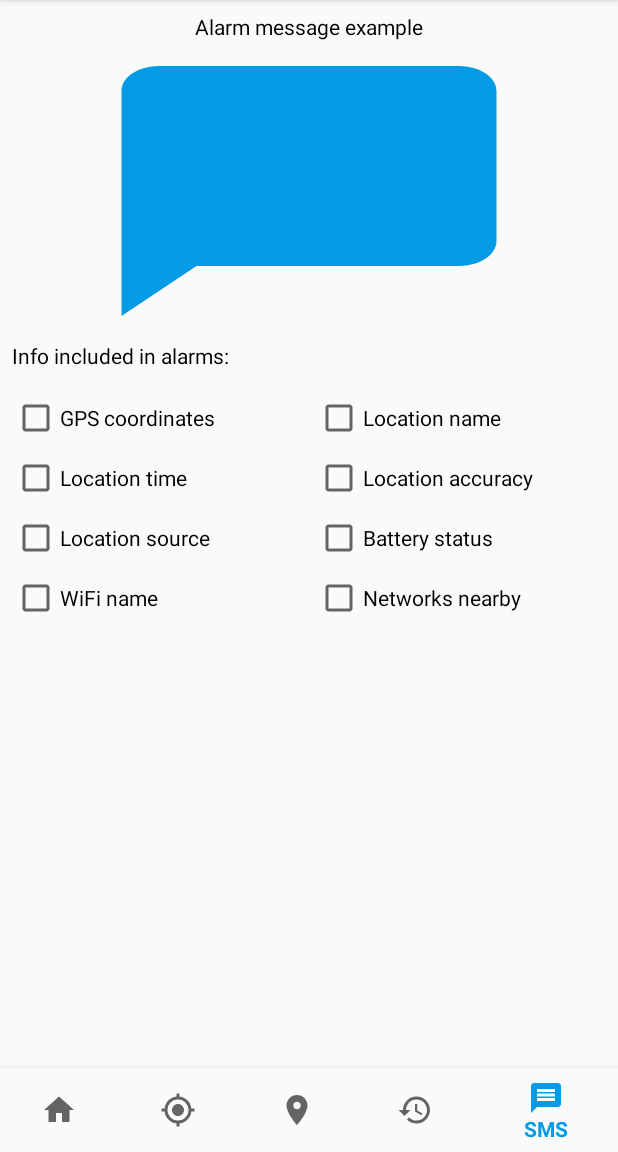
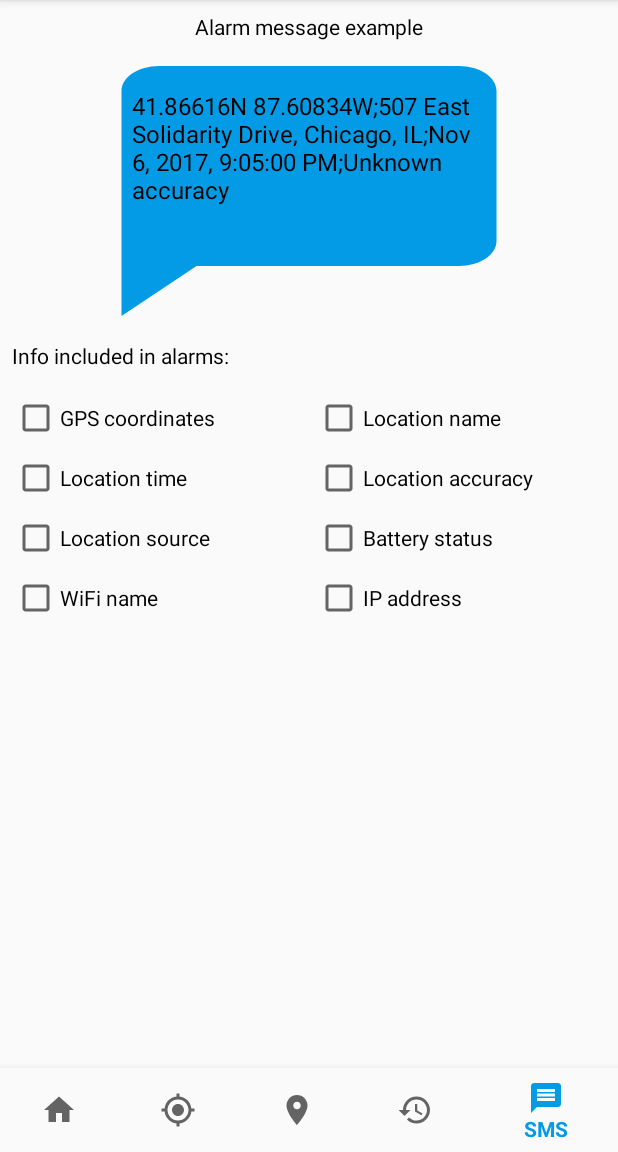
Before and after one commit to johnondrej/location-tracker, an Android app: the screen it shows after launch (MainActivity), item 5 of the bottom bar chosen, on a phone screen of 412 x 824 dp, the part 84-1236 px from its top. Run offline under Robolectric (Android 15) with nearby library versions, the phone set to English and light mode, and no system bars; our stand-ins replace Dagger/Hilt's generated code, RxJava; 1 statement that could not run was skipped.

Commit message:
Load SMS example text, remove WiFi nearby option

```diff
--- a/app/src/main/java/cz/ojohn/locationtracker/data/UserPreferences.kt
+++ b/app/src/main/java/cz/ojohn/locationtracker/data/UserPreferences.kt
@@ -38,7 +38,7 @@ class UserPreferences(private val sharedPreferences: SharedPreferences) {
         const val KEY_SMS_LOC_SOURCE = "sms_location_src"
         const val KEY_SMS_BATTERY = "sms_battery"
         const val KEY_SMS_WIFI = "sms_wifi"
-        const val KEY_SMS_WIFI_NEARBY = "sms_wifi_nearby"
+        const val KEY_SMS_IP = "sms_ip"
     }
 
     fun getTrackingFrequency(): TrackingFrequency {
@@ -89,7 +89,7 @@ class UserPreferences(private val sharedPreferences: SharedPreferences) {
                 getBoolean(KEY_SMS_LOC_SOURCE, false),
                 getBoolean(KEY_SMS_BATTERY, false),
                 getBoolean(KEY_SMS_WIFI, false),
-                getBoolean(KEY_SMS_WIFI_NEARBY, false))
+                getBoolean(KEY_SMS_IP, false))
     }
 
     fun setSmsSettings(smsSettings: SmsController.Settings) {
@@ -101,7 +101,7 @@ class UserPreferences(private val sharedPreferences: SharedPreferences) {
                 .putBoolean(KEY_SMS_LOC_SOURCE, smsSettings.sendLocationSource)
                 .putBoolean(KEY_SMS_BATTERY, smsSettings.sendBattery)
                 .putBoolean(KEY_SMS_WIFI, smsSettings.sendWiFi)
-                .putBoolean(KEY_SMS_WIFI_NEARBY, smsSettings.sendWiFiNearby)
+                .putBoolean(KEY_SMS_IP, smsSettings.sendIpAddress)
                 .apply()
     }
 
--- a/app/src/main/java/cz/ojohn/locationtracker/di/AppComponent.kt
+++ b/app/src/main/java/cz/ojohn/locationtracker/di/AppComponent.kt
@@ -4,6 +4,7 @@ import android.content.Context
 import cz.ojohn.locationtracker.App
 import cz.ojohn.locationtracker.location.FetchLocationService
 import cz.ojohn.locationtracker.location.TrackingService
+import cz.ojohn.locationtracker.screen.sms.SmsFragment
 import cz.ojohn.locationtracker.screen.tracking.TrackingFragment
 import cz.ojohn.locationtracker.sms.SmsReceiver
 import cz.ojohn.locationtracker.util.BootReceiver
@@ -21,7 +22,10 @@ interface AppComponent {
     fun inject(app: App)
     fun inject(bootReceiver: BootReceiver)
     fun inject(smsReceiver: SmsReceiver)
+
     fun inject(trackingFragment: TrackingFragment)
+    fun inject(smsFragment: SmsFragment)
+
     fun inject(trackingService: TrackingService)
     fun inject(fetchLocationService: FetchLocationService)
 
--- a/app/src/main/java/cz/ojohn/locationtracker/di/ViewModelsModule.kt
+++ b/app/src/main/java/cz/ojohn/locationtracker/di/ViewModelsModule.kt
@@ -2,6 +2,7 @@ package cz.ojohn.locationtracker.di
 
 import android.arch.lifecycle.ViewModel
 import android.arch.lifecycle.ViewModelProvider
+import cz.ojohn.locationtracker.screen.sms.SmsViewModel
 import cz.ojohn.locationtracker.screen.tracking.TrackingViewModel
 import cz.ojohn.locationtracker.viewmodel.ViewModelFactory
 import dagger.Binds
@@ -20,5 +21,10 @@ abstract class ViewModelsModule {
     abstract fun bindTrackingViewModel(viewModel: TrackingViewModel): ViewModel
 
     @Binds
+    @IntoMap
+    @ViewModelKey(SmsViewModel::class)
+    abstract fun bindSmsViewModel(viewModel: SmsViewModel): ViewModel
+
+    @Binds
     abstract fun bindViewModelFactory(viewModelFactory: ViewModelFactory): ViewModelProvider.Factory
 }
--- a/app/src/main/java/cz/ojohn/locationtracker/location/FetchLocationService.kt
+++ b/app/src/main/java/cz/ojohn/locationtracker/location/FetchLocationService.kt
@@ -128,7 +128,7 @@ class FetchLocationService : Service() {
         val locationName = if (smsSettings.sendLocationName) getLocationName(locationEntry) else null
         val batteryStatus = if (smsSettings.sendBattery) applicationContext.getBatteryPercentage() else null
         val wifiName = if (smsSettings.sendWiFi) getWifiName() else null
-        val wifiNearby = if (smsSettings.sendWiFiNearby) getWifiNearby() else null
+        val ipAddr = if (smsSettings.sendIpAddress) getIpAddress() else null
 
         return LocationTracker.LocationResponse(
                 locationEntry,
@@ -136,7 +136,7 @@ class FetchLocationService : Service() {
                 locationEntry.source,
                 batteryStatus,
                 wifiName,
-                wifiNearby
+                ipAddr
         )
     }
 
@@ -179,7 +179,7 @@ class FetchLocationService : Service() {
         return applicationContext.wifiManager.connectionInfo.ssid
     }
 
-    private fun getWifiNearby(): Array<String>? {
+    private fun getIpAddress(): String? {
         // TODO
         return null
     }
--- a/app/src/main/java/cz/ojohn/locationtracker/location/LocationTracker.kt
+++ b/app/src/main/java/cz/ojohn/locationtracker/location/LocationTracker.kt
@@ -166,7 +166,7 @@ class LocationTracker(private val appContext: Context,
                                 val locationSource: String? = null,
                                 val batteryStatus: Int? = null,
                                 val wifiName: String? = null,
-                                val wifiNearby: Array<String>? = null)
+                                val ipAddr: String? = null)
 
     data class Settings(val latitude: Double,
                         val longitude: Double,
--- a/app/src/main/java/cz/ojohn/locationtracker/screen/sms/SmsFragment.kt
+++ b/app/src/main/java/cz/ojohn/locationtracker/screen/sms/SmsFragment.kt
@@ -1,11 +1,17 @@
 package cz.ojohn.locationtracker.screen.sms
 
+import android.arch.lifecycle.ViewModelProviders
 import android.os.Bundle
 import android.support.v4.app.Fragment
 import android.view.LayoutInflater
 import android.view.View
 import android.view.ViewGroup
+import cz.ojohn.locationtracker.App
 import cz.ojohn.locationtracker.R
+import cz.ojohn.locationtracker.viewmodel.ViewModelFactory
+import io.reactivex.disposables.CompositeDisposable
+import kotlinx.android.synthetic.main.fragment_sms.*
+import javax.inject.Inject
 
 /**
  * SMS configuration screen fragment
@@ -16,8 +22,28 @@ class SmsFragment : Fragment() {
         fun newInstance(): SmsFragment = SmsFragment()
     }
 
+    @Inject
+    lateinit var viewModelFactory: ViewModelFactory
+
+    private lateinit var viewModel: SmsViewModel
+    private lateinit var disposables: CompositeDisposable
+
     override fun onCreateView(inflater: LayoutInflater, container: ViewGroup?, savedInstanceState: Bundle?): View? {
         super.onCreateView(inflater, container, savedInstanceState)
+        App.instance.appComponent.inject(this)
+        viewModel = ViewModelProviders.of(this, viewModelFactory).get(SmsViewModel::class.java)
+        disposables = CompositeDisposable()
         return inflater.inflate(R.layout.fragment_sms, container, false)
     }
+
+    override fun onResume() {
+        super.onResume()
+        disposables.add(viewModel.observeExampleMessage()
+                .subscribe { txtExample.text = it })
+    }
+
+    override fun onPause() {
+        super.onPause()
+        disposables.clear()
+    }
 }
--- /dev/null
+++ b/app/src/main/java/cz/ojohn/locationtracker/screen/sms/SmsViewModel.kt
@@ -0,0 +1,52 @@
+package cz.ojohn.locationtracker.screen.sms
+
+import android.annotation.SuppressLint
+import android.arch.lifecycle.ViewModel
+import android.content.Context
+import cz.ojohn.locationtracker.R
+import cz.ojohn.locationtracker.data.LocationEntry
+import cz.ojohn.locationtracker.location.LocationTracker
+import cz.ojohn.locationtracker.sms.SmsController
+import io.reactivex.Observable
+import io.reactivex.subjects.BehaviorSubject
+import javax.inject.Inject
+
+/**
+ * ViewModel for SMS configuration screen
+ */
+@SuppressLint("StaticFieldLeak")
+class SmsViewModel @Inject constructor(private val appContext: Context,
+                                       private val smsController: SmsController) : ViewModel() {
+
+    companion object {
+        const val EXAMPLE_TIME = 1510002300000
+        const val EXAMPLE_SOURCE = "GPS"
+        const val EXAMPLE_WIFI = "TurboWiFi"
+    }
+
+    private val exampleSmsSubject: BehaviorSubject<String> = BehaviorSubject.createDefault(getExampleMessageText())
+
+    override fun onCleared() {
+        super.onCleared()
+    }
+
+    fun onMessageSettingsChanged() {
+        exampleSmsSubject.onNext(getExampleMessageText())
+    }
+
+    private fun getExampleMessageText(): String {
+        val locationResponse = LocationTracker.LocationResponse(
+                LocationEntry(appContext.getString(R.string.sms_example_lat).toDouble(),
+                        appContext.getString(R.string.sms_example_lon).toDouble(), null, null,
+                        EXAMPLE_TIME),
+                appContext.getString(R.string.sms_example_location_name),
+                EXAMPLE_SOURCE,
+                85,
+                EXAMPLE_WIFI,
+                appContext.getString(R.string.sms_example_ip)
+        )
+        return smsController.formatLocationInfoSms(locationResponse)
+    }
+
+    fun observeExampleMessage(): Observable<String> = exampleSmsSubject
+}
--- a/app/src/main/java/cz/ojohn/locationtracker/sms/SmsController.kt
+++ b/app/src/main/java/cz/ojohn/locationtracker/sms/SmsController.kt
@@ -1,6 +1,7 @@
 package cz.ojohn.locationtracker.sms
 
 import android.content.Context
+import android.location.Location
 import android.telephony.SmsManager
 import cz.ojohn.locationtracker.R
 import cz.ojohn.locationtracker.data.UserPreferences
@@ -19,9 +20,7 @@ class SmsController(private val appContext: Context,
         const val SMS_KEYWORD_LOCATION = "LOCATION"
 
         const val SMS_DATA_DELIMITER = ';'
-        const val SMS_WIFI_DELIMITER = ","
 
-        const val FORMAT_GPS = "%.4f N %.4f E"
         const val FORMAT_ACCURACY = "%.1f m"
         const val FORMAT_BATTERY = "%d %"
     }
@@ -74,12 +73,12 @@ class SmsController(private val appContext: Context,
         }
     }
 
-    private fun formatLocationInfoSms(locationResponse: LocationTracker.LocationResponse): String {
+    fun formatLocationInfoSms(locationResponse: LocationTracker.LocationResponse): String {
         val location = locationResponse.locationEntry
         val settings = smsSettings
         val stringBuilder = StringBuilder()
         if (settings.sendGps) {
-            stringBuilder.append(FORMAT_GPS.format(location.lat, location.lon))
+            stringBuilder.append(formatCoordinates(location.lat, location.lon))
         }
         if (settings.sendLocationName) {
             val locationName = locationResponse.locationName
@@ -113,24 +112,25 @@ class SmsController(private val appContext: Context,
                     ?: appContext.getString(R.string.sms_response_wifi_unknown)
             stringBuilder.append(SMS_DATA_DELIMITER).append(wifi)
         }
-        if (settings.sendWiFiNearby) {
+        if (settings.sendIpAddress) {
             stringBuilder.append(SMS_DATA_DELIMITER)
-            if (locationResponse.wifiNearby != null) {
-                if (locationResponse.wifiNearby.isNotEmpty()) {
-                    for (i in 0..locationResponse.wifiNearby.size) {
-                        stringBuilder.append(locationResponse.wifiNearby[i])
-                        if (i != locationResponse.wifiNearby.size - 1) {
-                            stringBuilder.append(SMS_WIFI_DELIMITER)
-                        }
-                    }
-                } else {
-                    stringBuilder.append(appContext.getString(R.string.sms_response_wifi_no_nearby))
-                }
-            } else {
-                stringBuilder.append(appContext.getString(R.string.sms_response_wifi_nearby_unknown))
-            }
+            val ip = locationResponse.ipAddr
+                    ?: appContext.getString(R.string.sms_response_ip_unknown)
+            stringBuilder.append(SMS_DATA_DELIMITER).append(ip)
         }
         return stringBuilder.toString()
+    }
+
+    private fun formatCoordinates(latitude: Double, longitude: Double): String {
+        val strLatitude = Location.convert(Math.abs(latitude), Location.FORMAT_DEGREES)
+        val strLongitude = Location.convert(Math.abs(longitude), Location.FORMAT_DEGREES)
+        val latDescription = if (latitude >= 0) appContext.getString(R.string.sms_response_latitude_north)
+        else appContext.getString(R.string.sms_response_latitude_south)
+        val lonDescription = if (longitude >= 0) appContext.getString(R.string.sms_response_longitude_east)
+        else appContext.getString(R.string.sms_response_longitude_west)
+
+        return appContext.getString(R.string.sms_response_gps_format,
+                strLatitude, latDescription, strLongitude, lonDescription)
     }
 
     private fun sendSms(phone: String, text: String) {
@@ -149,7 +149,7 @@ class SmsController(private val appContext: Context,
                         val sendLocationSource: Boolean,
                         val sendBattery: Boolean,
                         val sendWiFi: Boolean,
-                        val sendWiFiNearby: Boolean)
+                        val sendIpAddress: Boolean)
 
     sealed class SmsAction {
         class None : SmsAction()
--- a/app/src/main/res/layout/fragment_sms.xml
+++ b/app/src/main/res/layout/fragment_sms.xml
@@ -134,7 +134,7 @@
             android:id="@+id/checkWifiNearby"
             android:layout_width="0dp"
             android:layout_height="wrap_content"
-            android:text="@string/sms_config_wifi_nearby"
+            android:text="@string/sms_config_ip"
             app:layout_constraintBottom_toBottomOf="@id/checkWifi"
             app:layout_constraintLeft_toRightOf="@id/checkWifi"
             app:layout_constraintRight_toRightOf="parent" />
--- a/app/src/main/res/values/strings.xml
+++ b/app/src/main/res/values/strings.xml
@@ -74,9 +74,13 @@
     <string name="sms_config_time">Location time</string>
     <string name="sms_config_source">Location source</string>
     <string name="sms_config_wifi">WiFi name</string>
-    <string name="sms_config_wifi_nearby">Networks nearby</string>
+    <string name="sms_config_ip">IP address</string>
     <string name="sms_config_loc_name">Location name</string>
     <string name="sms_config_battery">Battery status</string>
+    <string name="sms_example_lat">41.866156</string>
+    <string name="sms_example_lon">-87.608343</string>
+    <string name="sms_example_location_name">507 East Solidarity Drive, Chicago, IL</string>
+    <string name="sms_example_ip">172.217.23.238</string>
 
     <!-- Notifications -->
     <string name="channel_tracking_name">Location tracking</string>
@@ -91,11 +95,15 @@
     <string name="sms_response_accuracy_unknown">Unknown accuracy</string>
     <string name="sms_response_src_unknown">Unknown location source</string>
     <string name="sms_response_battery_unknown">Unknown battery level</string>
+    <string name="sms_response_gps_format">%1$s%2$s %3$s%4$s</string>
+    <string name="sms_response_latitude_north">N</string>
+    <string name="sms_response_latitude_south">S</string>
+    <string name="sms_response_longitude_east">E</string>
+    <string name="sms_response_longitude_west">W</string>
     <string name="sms_response_wifi_unknown">Unknown WiFi</string>
     <string name="sms_response_wifi_off">WiFi off</string>
     <string name="sms_response_wifi_disconnected">WiFi disconnected</string>
-    <string name="sms_response_wifi_nearby_unknown">Unknown WiFi nearby</string>
-    <string name="sms_response_wifi_no_nearby">No nearby WiFi networks</string>
+    <string name="sms_response_ip_unknown">Unknown IP address</string>
     <string name="sms_response_error_no_location">Unable to find device location</string>
     <string name="sms_response_location_format">%1$s, %2$s</string>
     <string name="sms_response_location_short_format">%1$s</string>
```
